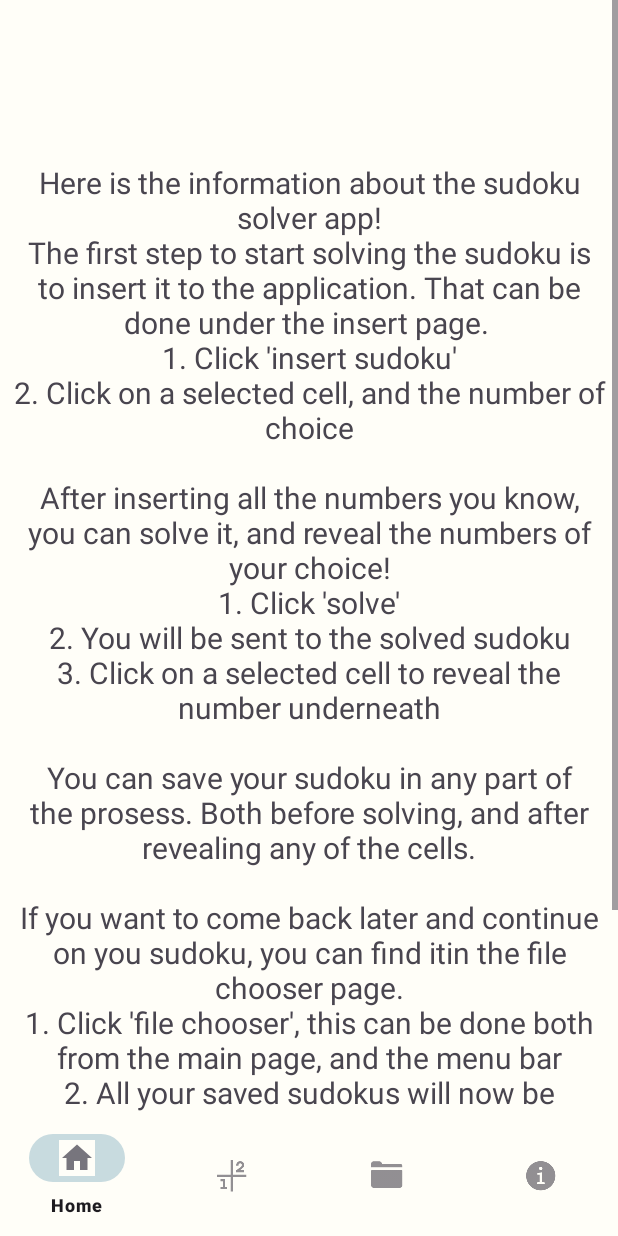
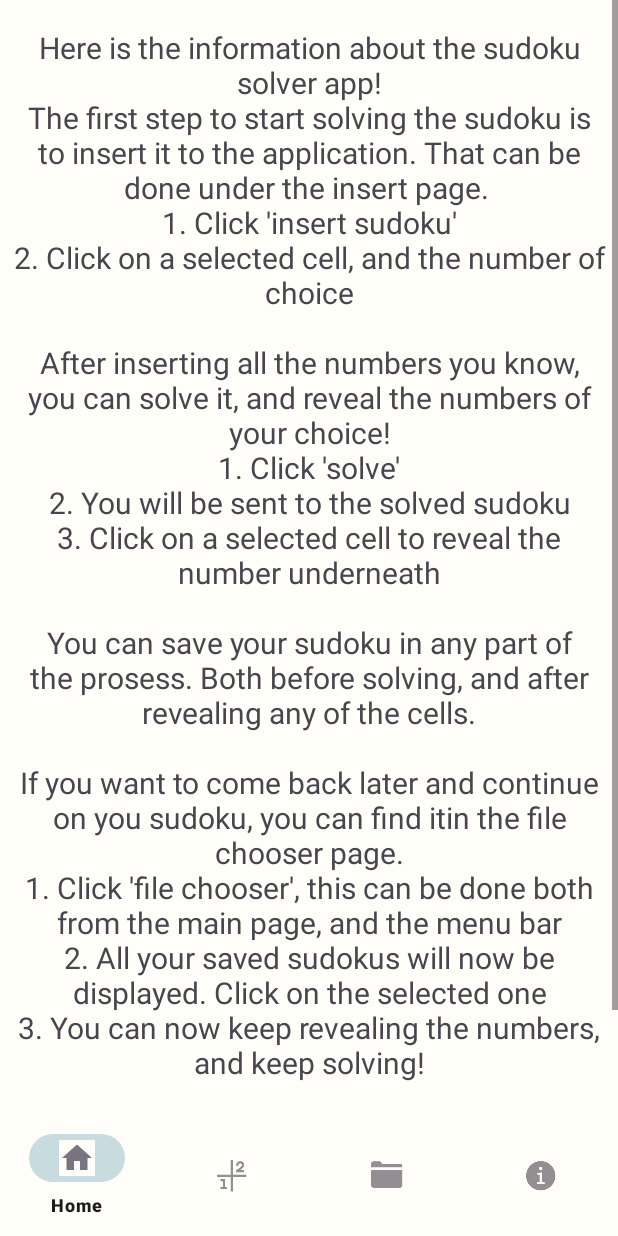
Before and after one commit to MikaelRoev/Sudoku-Solver-OCR, an Android app: the fragment InfoFragment placed in its activity, on a phone screen of 412 x 824 dp. Run offline under Robolectric (Android 15) with nearby library versions, the phone set to English and light mode, and no system bars.

Commit message:
Small design changes

```diff
--- a/Sudoku Solver/app/src/main/res/layout/fragment_info.xml
+++ b/Sudoku Solver/app/src/main/res/layout/fragment_info.xml
@@ -9,8 +9,7 @@
 
     <ScrollView
         android:layout_width="match_parent"
-        android:layout_height="match_parent"
-        >
+        android:layout_height="match_parent">
 
         <TextView
             android:id="@+id/textInfo"
@@ -25,13 +24,9 @@
             app:layout_constraintEnd_toEndOf="parent"
             app:layout_constraintStart_toStartOf="parent"
             app:layout_constraintTop_toTopOf="parent"
-            android:paddingTop="100dp"
+            android:paddingTop="10dp"
             android:paddingBottom="100dp"/>
 
     </ScrollView>
 
-
-
-
-
 </androidx.constraintlayout.widget.ConstraintLayout>
--- a/Sudoku Solver/app/src/main/res/layout/fragment_sudoku_insert.xml
+++ b/Sudoku Solver/app/src/main/res/layout/fragment_sudoku_insert.xml
@@ -3,7 +3,6 @@
     xmlns:tools="http://schemas.android.com/tools"
     android:layout_width="match_parent"
     android:layout_height="match_parent"
-    android:background="@color/white"
     tools:context="ui.insert_and_solve.SudokuInsertFragment">
 
     <no.ntnu.prog2007.sudokusolver.view.SudokuBoard
--- a/Sudoku Solver/app/src/main/res/layout/fragment_sudoku_solved.xml
+++ b/Sudoku Solver/app/src/main/res/layout/fragment_sudoku_solved.xml
@@ -3,7 +3,6 @@
     xmlns:tools="http://schemas.android.com/tools"
     android:layout_width="match_parent"
     android:layout_height="match_parent"
-    android:background="@color/white"
     tools:context=".ui.insert_and_solve.SudokuSolvedFragment">
 
     <no.ntnu.prog2007.sudokusolver.view.SudokuBoard
```
